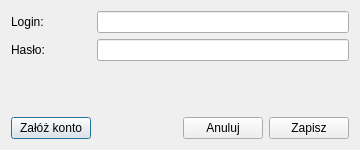
Qt form gui/ui/napiprojekt/frmnapiprojektconfig.ui (QNapi/qnapi) before a commit.
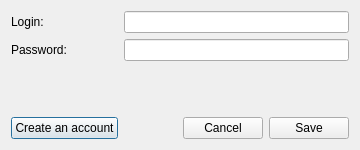
The same form after that commit.

```diff
--- a/gui/ui/napiprojekt/frmnapiprojektconfig.ui
+++ b/gui/ui/napiprojekt/frmnapiprojektconfig.ui
@@ -42,7 +42,7 @@
    <item row="1" column="0" >
     <widget class="QLabel" name="lbPass" >
      <property name="text" >
-      <string>Hasło:</string>
+      <string>Password:</string>
      </property>
     </widget>
    </item>
@@ -72,7 +72,7 @@
    <item row="3" column="0" >
     <widget class="QPushButton" name="pbRegister" >
      <property name="text" >
-      <string>Załóż konto</string>
+      <string>Create an account</string>
      </property>
     </widget>
    </item>
@@ -92,14 +92,14 @@
    <item row="3" column="2" >
     <widget class="QPushButton" name="pbCancel" >
      <property name="text" >
-      <string>Anuluj</string>
+      <string>Cancel</string>
      </property>
     </widget>
    </item>
    <item row="3" column="3" >
     <widget class="QPushButton" name="pbSave" >
      <property name="text" >
-      <string>Zapisz</string>
+      <string>Save</string>
      </property>
     </widget>
    </item>
```
Left out of the diff: 2 changed lines with no effect on the pictures.
